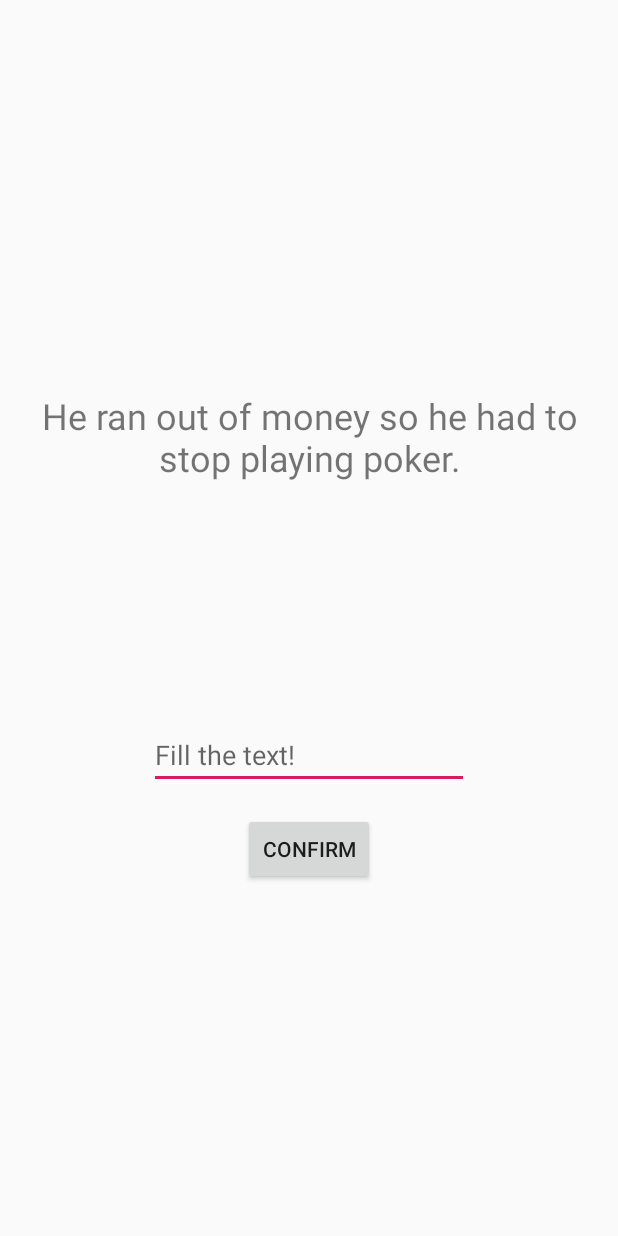
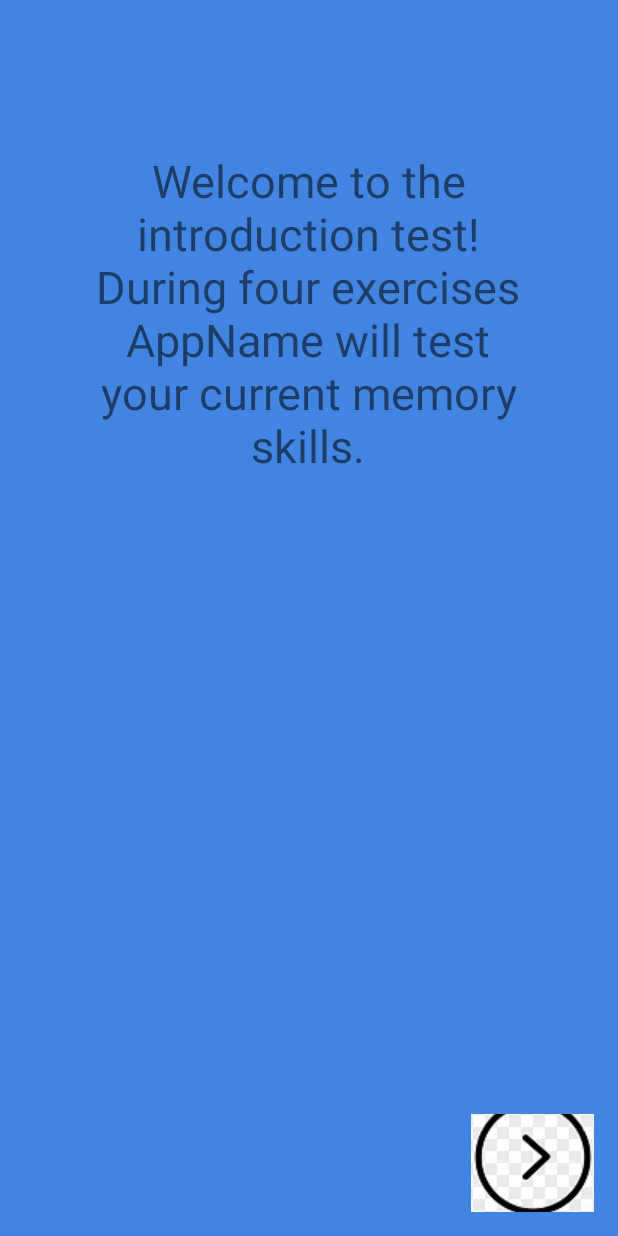
Before and after one commit to BartoszDopke/YoungBrainApp, an Android app: the UserPanelActivity screen opened directly, with no data from a screen before it, after a tap on "START YOUR FREE TRAINING", on a phone screen of 412 x 824 dp. Run offline under Robolectric (Android 15) with nearby library versions, the phone set to English and light mode, and no system bars.

Commit message:
adding introduction ver1

```diff
--- a/app/src/main/AndroidManifest.xml
+++ b/app/src/main/AndroidManifest.xml
@@ -13,7 +13,8 @@
         android:supportsRtl="true"
         android:theme="@style/AppTheme"
         tools:ignore="GoogleAppIndexingWarning">
-        <activity android:name=".FillTheTextActivity"></activity>
+        <activity android:name=".IntroductionActivity"></activity>
+        <activity android:name=".FillTheTextActivity" />
         <activity android:name=".MathChainActivity" />
         <activity android:name=".GeomemotryActivity" />
         <activity android:name=".RememberTheSequenceActivity" />
@@ -74,6 +75,9 @@
                 <data android:scheme="@string/fb_login_protocol_scheme" />
             </intent-filter>
         </activity>
+        <activity
+            android:name=".PopUpActivity"
+            android:theme="@style/AppTheme.CustomTheme"></activity>
     </application>
 
 </manifest>
--- a/app/src/main/java/com/pracainzynierska/inzynierka/DatabaseHelper.java
+++ b/app/src/main/java/com/pracainzynierska/inzynierka/DatabaseHelper.java
@@ -17,7 +17,8 @@ public class DatabaseHelper extends SQLiteOpenHelper {
     public static final String COL_2 ="username";
     public static final String COL_3 ="mail_address";
     public static final String COL_4 ="password";
-    //public static final String COL_5 = "dailytip";
+    public static final String COL_5 = "rank";
+    //public static final String COL_6 = "dailytip";
 
     public DatabaseHelper(@Nullable Context context) {
         super(context, DATABASE_NAME,null, 1);
@@ -25,7 +26,7 @@ public class DatabaseHelper extends SQLiteOpenHelper {
 
     @Override
     public void onCreate(SQLiteDatabase db) {
-        db.execSQL("CREATE TABLE registeruser (ID INTEGER PRIMARY KEY AUTOINCREMENT,username TEXT, mail_address TEXT, password TEXT)");
+        db.execSQL("CREATE TABLE registeruser (ID INTEGER PRIMARY KEY AUTOINCREMENT,username TEXT, mail_address TEXT, password TEXT, rank TEXT DEFAULT 'Australopithecus afarensis')");
     }
 
     @Override
--- a/app/src/main/java/com/pracainzynierska/inzynierka/FillTheTextActivity.java
+++ b/app/src/main/java/com/pracainzynierska/inzynierka/FillTheTextActivity.java
@@ -26,7 +26,9 @@ public class FillTheTextActivity extends AppCompatActivity {
             "We have never been to Asia, nor have we visited Africa.",
             "The stranger officiates the meal.",
             "He ran out of money, so he had to stop playing poker.",
-            "The mysterious diary records the voice."};
+            "The mysterious diary records the voice.",
+            "We need to rent a room for our party.",
+        "Where do random thoughts come from?"};
     String userResult, wordToFill;
     String choosenSentence, sentenceToShow;
     int randomChoice, wordToFillNumber;
--- /dev/null
+++ b/app/src/main/java/com/pracainzynierska/inzynierka/IntroductionActivity.java
@@ -0,0 +1,74 @@
+package com.pracainzynierska.inzynierka;
+
+import androidx.appcompat.app.AppCompatActivity;
+
+import android.content.Intent;
+import android.os.Bundle;
+import android.view.View;
+import android.widget.Button;
+import android.widget.ImageButton;
+import android.widget.TextView;
+
+public class IntroductionActivity extends AppCompatActivity {
+
+    String[] introTextArray = {
+            "Welcome to the introduction test! During four exercises AppName will test your current memory skills.",
+            "First exercise is Remember The Sequence. You have to find all pairs of images as quickly as possible!",
+            "Second exercise is MathChain. Random number appears on the top of the screen. Below number is an arithmetic operation" +
+                    " and number for computing. Write your result below that and check if it's correct! You have 1 minute for this exercise!",
+            "Third exercise is Geomemotry. Rememember the previous shape. If it matches current, click 'YES'. If not, click 'NO'." +
+                    "You have 1 minute for this exercise!",
+            "Fourth exercise is Fill The Text. A sentence will appear for 3 seconds on the screen, then one of the words will disappear." +
+                    "Type a missing word and check if you're right. You have 1 minute for this exercise!",
+            "This program is made to improve your overall memory. Hope you'll get everything best from it." +
+                    "Wish you good luck and never stop learning and being better everyday!"
+    };
+
+    TextView introductionView;
+    ImageButton nextButton;
+    int textIndex = 0;
+
+    @Override
+    protected void onCreate(Bundle savedInstanceState) {
+        super.onCreate(savedInstanceState);
+        setContentView(R.layout.activity_introduction);
+
+        introductionView = findViewById(R.id.introductionText);
+        nextButton = findViewById(R.id.nextButton);
+
+
+        introductionView.setText(introTextArray[textIndex]);
+
+        nextButton.setOnClickListener(new View.OnClickListener() {
+            @Override
+            public void onClick(View v) {
+                textIndex++;
+                switch(textIndex)
+                {
+                    case 1:
+                        introductionView.setText(introTextArray[textIndex]);
+                         break;
+                    case 2:
+                        introductionView.setText(introTextArray[textIndex]);
+                         break;
+                    case 3:
+                        introductionView.setText(introTextArray[textIndex]);
+                        break;
+                    case 4:
+                        introductionView.setText(introTextArray[textIndex]);
+                        break;
+                    case 5:
+                        introductionView.setText(introTextArray[textIndex]);
+                        break;
+                    case 6:
+                        Intent intent = new Intent(IntroductionActivity.this, RememberTheSequenceActivity.class);
+                        startActivity(intent);
+                        finish();
+                    default: textIndex = 0; break;
+                }
+
+            }
+        });
+
+    }
+}
--- a/app/src/main/java/com/pracainzynierska/inzynierka/SignInActivity.java
+++ b/app/src/main/java/com/pracainzynierska/inzynierka/SignInActivity.java
@@ -49,8 +49,10 @@ public class SignInActivity extends AppCompatActivity {
                 if(res == true)
                 {
                     Intent intent = new Intent(SignInActivity.this,UserPanelActivity.class);
+                    Intent intentPopUp = new Intent(SignInActivity.this, PopUpActivity.class);
                     intent.putExtra("username",user);
                     startActivity(intent);
+                    startActivity(intentPopUp);
                     Toast.makeText(SignInActivity.this,"Welcome " + user + "!", Toast.LENGTH_SHORT).show();
                 }
                 else
--- a/app/src/main/java/com/pracainzynierska/inzynierka/UserPanelActivity.java
+++ b/app/src/main/java/com/pracainzynierska/inzynierka/UserPanelActivity.java
@@ -11,16 +11,22 @@ import android.widget.TextView;
 public class UserPanelActivity extends AppCompatActivity {
 
     private Button settings_btn, progress_btn, dailychallenge_btn, premium_btn, logout_btn, training_btn;
-    private TextView NickNameText;
+    private TextView NickNameText, rankText;
 
     @Override
     protected void onCreate(Bundle savedInstanceState) {
         super.onCreate(savedInstanceState);
         setContentView(R.layout.activity_user_panel);
         String username = getIntent().getStringExtra("username");
+        //String rank = getIntent().getStringExtra("rank");
 
         NickNameText =  findViewById(R.id.nickname);
         NickNameText.setText(username);
+
+        //here I'd like to display rank
+        //rankText = findViewById(R.id.rank);
+        //rankText.setText(rank);
+
 
         settings_btn = findViewById(R.id.settings_user_panel_button);
         settings_btn.setOnClickListener(new View.OnClickListener() {
@@ -70,16 +76,12 @@ public class UserPanelActivity extends AppCompatActivity {
                 Training();
             }
         });
-        //String username = getIntent().getStringExtra("USERNAME");
-
-        //final TextView textViewToChange = (TextView) findViewById(R.id.nickname);
-        //textViewToChange.setText(username);
 
 
     }
 
     private void Training() {
-        Intent intent = new Intent(this, FillTheTextActivity.class);
+        Intent intent = new Intent(this, IntroductionActivity.class);
         startActivity(intent);
     }
 
--- /dev/null
+++ b/app/src/main/res/layout/activity_introduction.xml
@@ -0,0 +1,35 @@
+<?xml version="1.0" encoding="utf-8"?>
+<androidx.constraintlayout.widget.ConstraintLayout xmlns:android="http://schemas.android.com/apk/res/android"
+    xmlns:app="http://schemas.android.com/apk/res-auto"
+    xmlns:tools="http://schemas.android.com/tools"
+    android:layout_width="match_parent"
+    android:layout_height="match_parent"
+    android:background="@color/lightblue"
+    tools:context=".IntroductionActivity">
+
+    <TextView
+        android:id="@+id/introductionText"
+        android:layout_width="296dp"
+        android:layout_height="450dp"
+        android:layout_marginTop="100dp"
+        android:gravity="center_horizontal"
+        android:padding="0dp"
+        android:text=""
+        android:textSize="30sp"
+        app:layout_constraintEnd_toEndOf="parent"
+        app:layout_constraintHorizontal_bias="0.497"
+        app:layout_constraintStart_toStartOf="parent"
+        app:layout_constraintTop_toTopOf="parent" />
+
+    <ImageButton
+        android:id="@+id/nextButton"
+        android:layout_width="82dp"
+        android:layout_height="65dp"
+        android:layout_marginEnd="16dp"
+        android:layout_marginRight="16dp"
+        android:layout_marginBottom="16dp"
+        app:layout_constraintBottom_toBottomOf="parent"
+        app:layout_constraintEnd_toEndOf="parent"
+        app:srcCompat="@drawable/arrow" />
+
+</androidx.constraintlayout.widget.ConstraintLayout>
--- a/app/src/main/res/layout/activity_user_panel.xml
+++ b/app/src/main/res/layout/activity_user_panel.xml
@@ -38,7 +38,7 @@
         android:layout_marginStart="16dp"
         android:layout_marginLeft="16dp"
         android:layout_marginTop="8dp"
-        android:text="@string/rank"
+        android:text=""
         app:layout_constraintStart_toStartOf="parent"
         app:layout_constraintTop_toBottomOf="@+id/avatar" />
 
```
Also changed, not shown: app/src/main/java/com/pracainzynierska/inzynierka/PopUpActivity.java (+31 -1 lines), app/src/main/res/layout/activity_pop_up.xml (+9 -7 lines), app/src/main/res/drawable/arrow.jpg (added).
